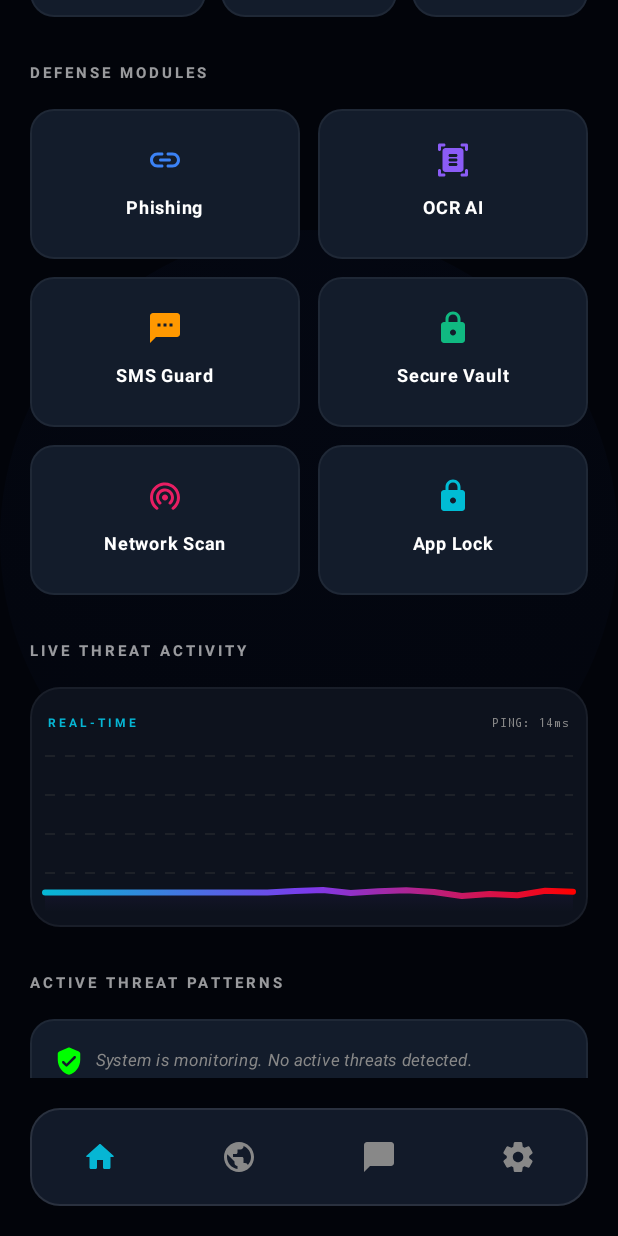
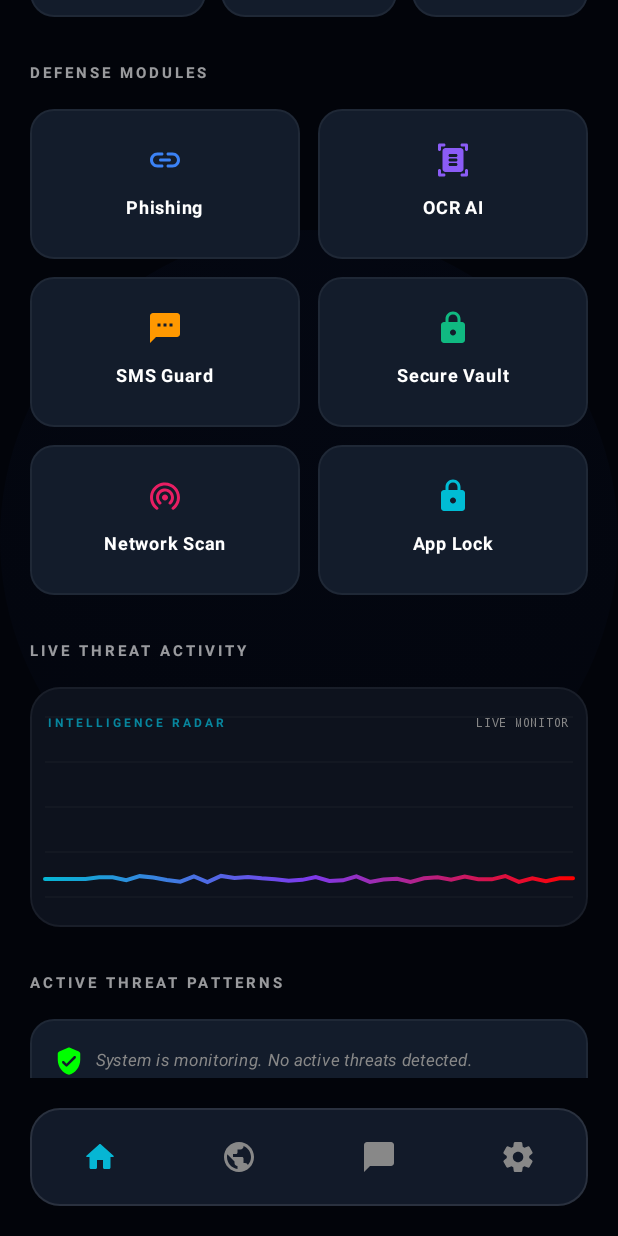
Before and after one commit to mahmudul20bd/Prohory, an Android app built with Jetpack Compose: the DashboardActivity screen opened directly, with no data from a screen before it, scrolled down 502 dp, on a phone screen of 412 x 824 dp. Run offline under Robolectric (Android 15) with nearby library versions, the phone set to English and light mode, and no system bars; libraries missing offline, so code that uses them is left out: ua.naiksoftware.stomp; pictures from the network do not load; 1 statement that could not run was skipped.

Commit message:
Graph Bug Fixed

```diff
--- a/AndroidApp/app/src/main/java/com/cyberaware/app/DashboardActivity.kt
+++ b/AndroidApp/app/src/main/java/com/cyberaware/app/DashboardActivity.kt
@@ -108,8 +108,9 @@ fun getTimeAgo(timeInMillis: Long): String {
     }
 }
 
+// 🔥 FIX: Scoped ViewModel to ComponentActivity so it does not recreate during tab switch
 @Composable
-fun MainIntelligenceContainer(viewModel: DashboardViewModel = viewModel()) {
+fun MainIntelligenceContainer(viewModel: DashboardViewModel = viewModel(viewModelStoreOwner = LocalContext.current as ComponentActivity)) {
     val context = LocalContext.current
     val drawerState = rememberDrawerState(initialValue = DrawerValue.Closed)
     val scope = rememberCoroutineScope()
@@ -208,7 +209,10 @@ fun MainIntelligenceContainer(viewModel: DashboardViewModel = viewModel()) {
 
     val userProfile by viewModel.userProfile.collectAsState()
     val stats by viewModel.dashboardStats.collectAsState()
-    val liveThreat by viewModel.liveThreatLevel.collectAsState()
+
+    val liveThreatRaw by viewModel.liveThreatLevel.collectAsState()
+    val liveThreat = liveThreatRaw ?: 0.1f
+
     val recentLogs by viewModel.recentLogs.collectAsState()
 
     val dbUserName = userProfile?.username ?: myUsername.ifEmpty { "User" }
@@ -217,7 +221,6 @@ fun MainIntelligenceContainer(viewModel: DashboardViewModel = viewModel()) {
     val threatPrefs = context.getSharedPreferences("CyberAwareThreats", Context.MODE_PRIVATE)
     val savedThreats = threatPrefs.getStringSet("quarantine_list", emptySet()) ?: emptySet()
 
-    // Personal Security Score Logic uses local threats
     val localThreatCount = savedThreats.size
     val isRealTimeOn = sharedPref.getBoolean("real_time_protection", true)
     val isBiometricOn = sharedPref.getBoolean("biometric_login", true)
@@ -228,10 +231,8 @@ fun MainIntelligenceContainer(viewModel: DashboardViewModel = viewModel()) {
 
     val personalScore = (100 - scoreDeduction).coerceIn(10, 100)
 
-    // 🔥 PURE GLOBAL STATS LOGIC (As requested by user)
     val totalBlocked = stats?.blockedScams ?: 0
 
-    // DYNAMIC THREAT STATE FOR NOTIFICATION
     var latestThreatTime by remember { mutableStateOf<Long?>(null) }
     var latestThreatType by remember { mutableStateOf<String?>(null) }
 
@@ -303,7 +304,7 @@ fun MainIntelligenceContainer(viewModel: DashboardViewModel = viewModel()) {
                     0 -> EnterpriseHomeDashboard(
                         userName = dbUserName,
                         stats = stats,
-                        totalBlocked = totalBlocked, // Passed pure global stats
+                        totalBlocked = totalBlocked,
                         liveThreat = liveThreat,
                         personalScore = personalScore,
                         localThreatCount = localThreatCount,
@@ -681,35 +682,53 @@ fun EnterpriseHomeDashboard(
     }
 }
 
-// 🔥 CRASH FIX & JUMPING BUG FIX (100% Stable Version)
+// 🔥 FINAL STABLE RADAR: Perfect Sharp Spike & Idle Moving
 @Composable
 fun AdvancedThreatRadar(liveThreat: Float) {
+    val baseLine = 0.1f
+
     val spikeData = remember {
         mutableStateListOf<Float>().apply {
-            val baseValue = if (liveThreat > 0.05f) liveThreat else 0.1f
-            repeat(20) { add(baseValue) }
+            repeat(40) { add(baseLine) }
         }
     }
 
-    var lastValidValue by remember { mutableFloatStateOf(if (liveThreat > 0.05f) liveThreat else 0.1f) }
+    var currentSpike by remember { mutableFloatStateOf(baseLine) }
+    var lastSeenThreat by remember { mutableFloatStateOf(liveThreat) }
 
+    // 🔥 FIX: Guarantee Spike Triggering
     LaunchedEffect(liveThreat) {
-        if (liveThreat > 0.05f) {
-            lastValidValue = liveThreat
+        if (liveThreat > lastSeenThreat && liveThreat > 0.15f) {
+            currentSpike = liveThreat // ডেঞ্জার বা স্প্যাম আসলে স্পাইকের ভ্যালু সেট হবে
         }
+        lastSeenThreat = liveThreat
     }
 
-    LaunchedEffect(lastValidValue) {
-        while(true) {
-            delay(400)
+    LaunchedEffect(Unit) {
+        while (true) {
+            delay(150)
 
-            val jitter = (Math.random().toFloat() * 0.08f) - 0.04f
-            val lastPoint = if (spikeData.isNotEmpty()) spikeData.last() else lastValidValue
+            val lastPoint = if (spikeData.isNotEmpty()) spikeData.last() else baseLine
 
-            val targetNext = (lastValidValue + jitter).coerceIn(0.05f, 1f)
-            val nextValue = lastPoint + (targetNext - lastPoint) * 0.4f
+            val nextValue = when {
+                // ১. যদি নতুন স্পাইক আসে, তাহলে সরাসরি উপরে উঠবে
+                currentSpike > baseLine + 0.1f -> {
+                    val spike = currentSpike
+                    currentSpike = baseLine // এক ফ্রেম পরেই রিসেট
+                    spike
+                }
+                // ২. স্পাইকের পর নিচে নামার লজিক (Sharp Drop)
+                lastPoint > baseLine + 0.05f -> {
+                    (lastPoint - 0.2f).coerceAtLeast(baseLine)
+                }
+                // ৩. নরমাল অবস্থায় হালকা নড়াচড়া (Idle Moving)
+                else -> {
+                    val jitter = (Math.random().toFloat() * 0.04f) - 0.02f
+                    (baseLine + jitter).coerceIn(0.08f, 0.12f)
+                }
+            }
 
-            if (spikeData.size >= 20) {
+            if (spikeData.size >= 40) {
                 spikeData.removeAt(0)
             }
             spikeData.add(nextValue)
@@ -717,44 +736,49 @@ fun AdvancedThreatRadar(liveThreat: Float) {
     }
 
     Surface(
-        modifier = Modifier.fillMaxWidth().height(160.dp),
+        modifier = Modifier
+            .fillMaxWidth()
+            .height(160.dp),
         shape = RoundedCornerShape(20.dp),
         color = Color(0xFF0D121D),
         border = BorderStroke(1.dp, Color.White.copy(0.05f))
     ) {
         Box(modifier = Modifier.fillMaxSize()) {
-            Canvas(modifier = Modifier.fillMaxSize().padding(top = 20.dp, bottom = 10.dp, start = 10.dp, end = 10.dp)) {
-                val gridColor = Color.DarkGray.copy(alpha = 0.3f)
-                for (i in 1..4) {
-                    val y = size.height * (i / 5f)
-                    drawLine(gridColor, Offset(0f, y), Offset(size.width, y), strokeWidth = 2f, pathEffect = PathEffect.dashPathEffect(floatArrayOf(10f, 10f)))
+
+            Canvas(
+                modifier = Modifier
+                    .fillMaxSize()
+                    .padding(horizontal = 10.dp, vertical = 20.dp)
+            ) {
+                val gridColor = Color.White.copy(alpha = 0.05f)
+                val verticalStep = size.height / 4
+                for (i in 0..4) {
+                    drawLine(gridColor, Offset(0f, i * verticalStep), Offset(size.width, i * verticalStep), strokeWidth = 1f)
                 }
 
                 val path = Path()
-                val fillPath = Path()
-                val step = size.width / (if (spikeData.size > 1) spikeData.size - 1 else 1)
+                val step = size.width / (spikeData.size - 1)
 
-                if (spikeData.isNotEmpty()) {
-                    path.moveTo(0f, size.height * (1f - spikeData[0]))
-                    fillPath.moveTo(0f, size.height)
-                    fillPath.lineTo(0f, size.height * (1f - spikeData[0]))
+                path.moveTo(0f, size.height * (1f - spikeData[0]))
 
-                    for (i in 1 until spikeData.size) {
-                        val x = i * step
-                        val y = size.height * (1f - spikeData[i])
-                        path.lineTo(x, y)
-                        fillPath.lineTo(x, y)
-                    }
-                    fillPath.lineTo(size.width, size.height)
-                    fillPath.close()
+                for (i in 1 until spikeData.size) {
+                    val x = i * step
+                    val y = size.height * (1f - spikeData[i])
+                    path.lineTo(x, y)
+                }
 
-                    drawPath(path = fillPath, brush = Brush.verticalGradient(listOf(NeonPurple.copy(alpha = 0.6f), Color.Transparent)))
-                    drawPath(path = path, brush = Brush.horizontalGradient(listOf(NeonCyan, NeonPurple, Color.Red)), style = Stroke(width = 6f, cap = StrokeCap.Round, join = StrokeJoin.Round))
-                }
+                drawPath(
+                    path = path,
+                    brush = Brush.horizontalGradient(
+                        listOf(NeonCyan, NeonPurple, Color.Red)
+                    ),
+                    style = Stroke(width = 4f, join = StrokeJoin.Miter, cap = StrokeCap.Round)
+                )
             }
+
             Row(modifier = Modifier.fillMaxWidth().padding(12.dp), horizontalArrangement = Arrangement.SpaceBetween) {
-                Text("REAL-TIME", color = NeonCyan, fontSize = 8.sp, fontWeight = FontWeight.Bold, letterSpacing = 2.sp)
-                Text("PING: 14ms", color = Color.Gray, fontSize = 8.sp, fontFamily = FontFamily.Monospace)
+                Text("INTELLIGENCE RADAR", color = NeonCyan.copy(0.7f), fontSize = 8.sp, fontWeight = FontWeight.Bold, letterSpacing = 2.sp)
+                Text("LIVE MONITOR", color = Color.Gray, fontSize = 8.sp, fontFamily = FontFamily.Monospace)
             }
         }
     }
--- a/AndroidApp/app/src/main/java/com/cyberaware/app/DashboardViewModel.kt
+++ b/AndroidApp/app/src/main/java/com/cyberaware/app/DashboardViewModel.kt
@@ -17,12 +17,10 @@ import kotlinx.coroutines.flow.asSharedFlow
 import kotlinx.coroutines.launch
 import ua.naiksoftware.stomp.Stomp
 import ua.naiksoftware.stomp.StompClient
-import ua.naiksoftware.stomp.dto.StompHeader // 🔥 NEW IMPORT
-import kotlin.random.Random
+import ua.naiksoftware.stomp.dto.StompHeader
 
 class DashboardViewModel : ViewModel() {
 
-    // 🔥 THE MAGIC FIX: replay = 1 ensures the logout signal is NEVER missed by the UI
     private val _sessionExpired = MutableSharedFlow<Boolean>(replay = 1)
     val sessionExpired: SharedFlow<Boolean> = _sessionExpired.asSharedFlow()
 
@@ -32,51 +30,39 @@ class DashboardViewModel : ViewModel() {
     private val _dashboardStats = MutableStateFlow<DashboardStats?>(null)
     val dashboardStats: StateFlow<DashboardStats?> = _dashboardStats
 
-    private val _liveThreatLevel = MutableStateFlow(0.1f)
-    val liveThreatLevel: StateFlow<Float> = _liveThreatLevel
+    private val _liveThreatLevel = MutableStateFlow<Float?>(null)
+    val liveThreatLevel: StateFlow<Float?> = _liveThreatLevel
 
     private val _recentLogs = MutableStateFlow<List<SystemLog>>(emptyList())
     val recentLogs: StateFlow<List<SystemLog>> = _recentLogs
 
     private var stompClient: StompClient? = null
+    private var coolDownStarted = false
 
-    init {
+    private fun ensureCoolDownEngine() {
+        if (coolDownStarted) return
+        coolDownStarted = true
         startCoolDownEngine()
     }
 
     fun loadDashboardData(token: String, username: String, role: String) {
         viewModelScope.launch {
             try {
-                // ১. Profile Check
                 val profileResponse = RetrofitClient.apiService.getUserProfile("Bearer $token")
                 if (profileResponse.code() == 401) {
-                    _sessionExpired.emit(true) // 🔥 Token Expired! Trigger Logout
+                    _sessionExpired.emit(true)
                     return@launch
                 }
                 if (profileResponse.isSuccessful) _userProfile.value = profileResponse.body()
 
-                // ২. Stats Check
                 val statsResponse = RetrofitClient.apiService.getDashboardStats("Bearer $token")
-                if (statsResponse.code() == 401) {
-                    _sessionExpired.emit(true) // 🔥 Token Expired! Trigger Logout
-                    return@launch
-                }
                 if (statsResponse.isSuccessful) {
-                    val stats = statsResponse.body()
-                    _dashboardStats.value = stats
-
-                    val recentThreats = stats?.blockedScams ?: 0
-                    if (recentThreats > 5) {
-                        _liveThreatLevel.value = 0.6f
-                    }
+                    _dashboardStats.value = statsResponse.body()
+                    // Stats load hobar por engine ensure kora hobe kintu spike hobe na
+                    ensureCoolDownEngine()
                 }
 
-                // ৩. Logs Check
                 val logsResponse = RetrofitClient.apiService.getNeuralLogs("Bearer $token")
-                if (logsResponse.code() == 401) {
-                    _sessionExpired.emit(true) // 🔥 Token Expired! Trigger Logout
-                    return@launch
-                }
                 if (logsResponse.isSuccessful && logsResponse.body() != null) {
                     val allLogs = logsResponse.body()!!
                     val filteredLogs = if (role.uppercase() == "ADMIN" || role.uppercase() == "ROOT") {
@@ -93,27 +79,24 @@ class DashboardViewModel : ViewModel() {
     }
 
     @SuppressLint("CheckResult")
-    fun connectWebSocket(token: String) { // 🔥 FIX: Receive token to authenticate WebSocket
+    fun connectWebSocket(token: String) {
         val wsUrl = "wss://cyber-aware.onrender.com/ws/websocket"
-
         stompClient = Stomp.over(Stomp.ConnectionProvider.OKHTTP, wsUrl)
-
-        // Send Token in WebSocket Connection Header to stop backend rejection spam
         val authHeader = if (token.startsWith("Bearer ")) token else "Bearer $token"
         val headers = listOf(StompHeader("Authorization", authHeader))
 
         stompClient?.connect(headers)
+        ensureCoolDownEngine()
 
         stompClient?.topic("/topic/alerts")?.subscribe({ topicMessage ->
             val payload = topicMessage.payload.uppercase()
             Log.d("WebSocket", "Real Threat Received: $payload")
 
+            // 🔥 WEB SOCKET THEKE THREAT ASLEI SPIKE HOBE
             if (payload.contains("DANGER") || payload.contains("SCAM") || payload.contains("CRITICAL")) {
-                _liveThreatLevel.value = 0.95f
-            } else if (payload.contains("WARNING")) {
-                _liveThreatLevel.value = 0.6f
-            } else {
-                _liveThreatLevel.value = 0.3f
+                _liveThreatLevel.value = 0.98f
+            } else if (payload.contains("WARNING") || payload.contains("SPAM")) {
+                _liveThreatLevel.value = 0.65f
             }
         }, { error ->
             Log.e("WebSocket", "Connection Error: ", error)
@@ -123,13 +106,14 @@ class DashboardViewModel : ViewModel() {
     private fun startCoolDownEngine() {
         viewModelScope.launch {
             while (true) {
-                delay(1000)
-                val current = _liveThreatLevel.value
+                delay(1200)
+                val current = _liveThreatLevel.value ?: 0.1f
 
+                // যখনি স্পাইক শেষ হবে, এটি দ্রুত ০.১ এ ফিরে আসবে
                 if (current > 0.15f) {
-                    _liveThreatLevel.value = current - 0.08f
+                    _liveThreatLevel.value = current - 0.3f // Fast drop for sharp spike
                 } else {
-                    _liveThreatLevel.value = 0.08f + (Random.nextFloat() * 0.04f)
+                    _liveThreatLevel.value = 0.1f
                 }
             }
         }
```
Also changed, not shown: AndroidApp/app/src/main/java/com/cyberaware/app/SplashActivity.kt (+18 -28 lines), 1 other file.
